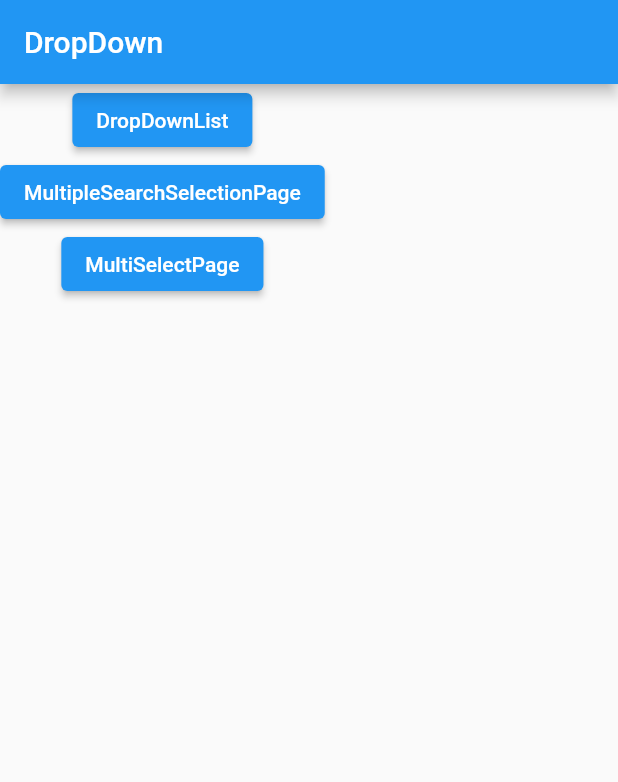
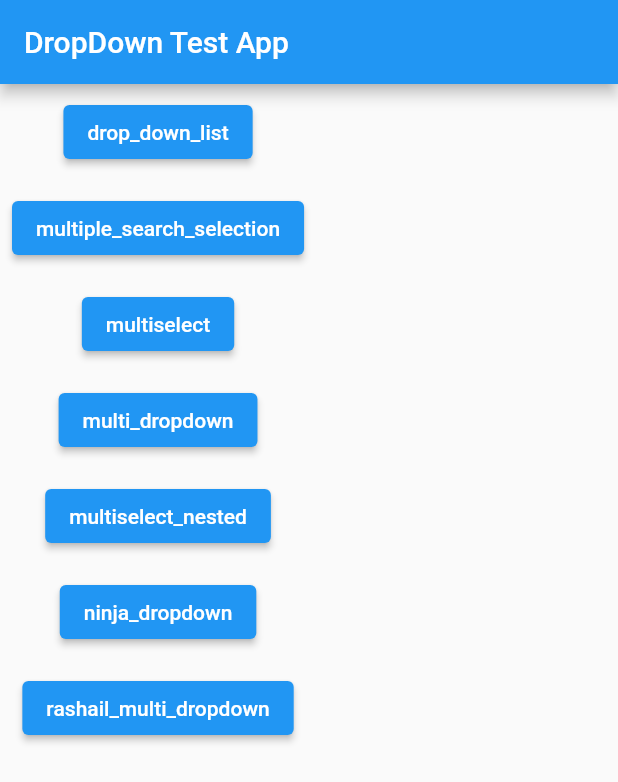
Before and after one commit to smarts-uz/flutter-drop-down-testapp, a Flutter app: the screen it shows after launch, on a phone screen of 412 x 824 dp. Shown: the top 782 px of the screen. Run offline on Flutter 3.47's test engine with Material 2 defaults, Android fonts, the phone set to English and light mode, and no system bars; our stand-ins replace flutter_dotenv, multi_dropdown, supabase_flutter; missing offline and left inert: drop_down_list, multiple_search_selection, multiselect, multiselect_nested, ninja_dropdown, rashail_multi_dropdown; accounts and stored records are empty.

Commit message:
refactored codebase

```diff
--- a/lib/main.dart
+++ b/lib/main.dart
@@ -1,10 +1,13 @@
+import 'package:drop_down_testapp/pages/drop_down_list.dart';
+import 'package:drop_down_testapp/pages/multi_dropdown.dart';
+import 'package:drop_down_testapp/pages/multiple_search_selection.dart';
+import 'package:drop_down_testapp/pages/multiselect.dart';
+import 'package:drop_down_testapp/pages/multiselect_nested.dart';
+import 'package:drop_down_testapp/pages/ninja_dropdown.dart';
+import 'package:drop_down_testapp/pages/rashail_multi_dropdown.dart';
 import 'package:flutter/material.dart';
 import 'package:flutter_dotenv/flutter_dotenv.dart';
 import 'package:supabase_flutter/supabase_flutter.dart';
-import 'drop_down_list.dart';
-import 'multi_dropdown.dart';
-import 'multiple_search_selection.dart';
-import 'multiselect.dart';
 
 final supabase = Supabase.instance.client;
 
@@ -26,7 +29,8 @@ class MyApp extends StatelessWidget {
   @override
   Widget build(BuildContext context) {
     return const MaterialApp(
-      title: 'Flutter Demo',
+      debugShowCheckedModeBanner: false,
+      title: 'Flutter Dropdown Demo',
       home: MyRealPage(),
     );
   }
@@ -39,39 +43,77 @@ class MyRealPage extends StatelessWidget {
   Widget build(BuildContext context) {
     return Scaffold(
       appBar: AppBar(
-        title: const Text('DropDown'),
+        title: const Text('DropDown Test App'),
       ),
-      body: Column(
+      body: Padding(
+        padding: const EdgeInsets.all(8.0),
+        child: Column(
           children: [
             ElevatedButton(
               onPressed: () {
                 Navigator.of(context).push(MaterialPageRoute(
-                builder: (context) => DropDownListExample(),
+                  builder: (context) => const DropDownListExample(),
                 ));
               },
-            child: const Text('DropDownList'),
+              child: const Text('drop_down_list'),
             ),
+            const SizedBox(height: 16),
             ElevatedButton(
               onPressed: () {
                 Navigator.of(context).push(MaterialPageRoute(
-                builder: (context) => const MultipleSearchSelectionPage(
-                  title: 'MultipleSearchSelectionPage',
-                ),
+                  builder: (context) => const MultipleSearchSelectionPage(),
                 ));
               },
-            child: const Text('MultipleSearchSelectionPage'),
+              child: const Text('multiple_search_selection'),
             ),
+            const SizedBox(height: 16),
             ElevatedButton(
               onPressed: () {
                 Navigator.of(context).push(MaterialPageRoute(
-                builder: (context) => const MultiSelectPage(
-                  title: 'MultiSelectPage',
-                ),
+                  builder: (context) => const MultiSelectPage(),
                 ));
               },
-            child: const Text('MultiSelectPage'),
+              child: const Text('multiselect'),
             ),
+            const SizedBox(height: 16),
+            ElevatedButton(
+              onPressed: () {
+                Navigator.of(context).push(MaterialPageRoute(
+                  builder: (context) => const MultiDropdownApp(),
+                ));
+              },
+              child: const Text('multi_dropdown'),
+            ),
+            const SizedBox(height: 16),
+            ElevatedButton(
+              onPressed: () {
+                Navigator.of(context).push(MaterialPageRoute(
+                  builder: (context) => const MultiSelectNestedPage(),
+                ));
+              },
+              child: const Text('multiselect_nested'),
+            ),
+            const SizedBox(height: 16),
+            ElevatedButton(
+              onPressed: () {
+                Navigator.of(context).push(MaterialPageRoute(
+                  builder: (context) => const NinjaDropdownApp(),
+                ));
+              },
+              child: const Text('ninja_dropdown'),
+            ),
+            const SizedBox(height: 16),
+            ElevatedButton(
+              onPressed: () {
+                Navigator.of(context).push(MaterialPageRoute(
+                  builder: (context) => const RashailMulitDropDown(),
+                ));
+              },
+              child: const Text('rashail_multi_dropdown'),
+            ),
+            const SizedBox(height: 16),
           ],
+        ),
       ),
     );
   }
--- a/lib/drop_down_list.dart
+++ b/lib/pages/drop_down_list.dart
@@ -1,10 +1,7 @@
 import 'package:drop_down_list/drop_down_list.dart';
 import 'package:drop_down_list/model/selected_list_item.dart';
+import 'package:drop_down_testapp/constants/constants.dart';
 import 'package:flutter/material.dart';
-
-import './drop_down_list_constand.dart';
-
-
 
 class DropDownListExample extends StatefulWidget {
   const DropDownListExample({
@@ -70,6 +67,7 @@ class _DropDownListExampleState extends State<DropDownListExample> {
   Widget build(BuildContext context) {
     return Scaffold(
       resizeToAvoidBottomInset: false,
+      appBar: AppBar(title: const Text('drop_down_list')),
       body: SafeArea(
         child: _mainBody(),
       ),
--- a/lib/multiple_search_selection.dart
+++ b/lib/pages/multiple_search_selection.dart
@@ -3,10 +3,9 @@ import 'package:multiple_search_selection/helpers/create_options.dart';
 import 'package:multiple_search_selection/multiple_search_selection.dart';
 
 class MultipleSearchSelectionPage extends StatefulWidget {
-  const MultipleSearchSelectionPage({Key? key, required this.title})
+  const MultipleSearchSelectionPage({Key? key})
       : super(key: key);
 
-  final String title;
 
   @override
   State<MultipleSearchSelectionPage> createState() =>
@@ -19,7 +18,7 @@ class _MultipleSearchSelectionPageState
   Widget build(BuildContext context) {
     return Scaffold(
       appBar: AppBar(
-        title: Text(widget.title),
+        title: const Text('multiple_search_selection'),
       ),
       body: MultipleSearchSelection<Country>.creatable(
         title: Padding(
--- a/lib/multiselect.dart
+++ b/lib/pages/multiselect.dart
@@ -2,9 +2,8 @@ import 'package:flutter/material.dart';
 import 'package:multiselect/multiselect.dart';
 
 class MultiSelectPage extends StatefulWidget {
-  const MultiSelectPage({super.key, required this.title});
+  const MultiSelectPage({super.key});
 
-  final String title;
 
   @override
   State<MultiSelectPage> createState() => _MultiSelectPageState();
@@ -24,6 +23,7 @@ class _MultiSelectPageState extends State<MultiSelectPage> {
   @override
   Widget build(BuildContext context) {
     return Scaffold(
+      appBar: AppBar(title: const Text('multiselect')),
         body: Center(
       child: Padding(
         padding: const EdgeInsets.all(20.0),
--- a/lib/multiselect_nested.dart
+++ b/lib/pages/multiselect_nested.dart
@@ -24,6 +24,7 @@ class _MultiSelectNestedPageState extends State<MultiSelectNestedPage> {
   @override
   Widget build(BuildContext context) {
     return Scaffold(
+      appBar: AppBar(title: const Text('multiselect_nested')),
       body: Padding(
         padding: const EdgeInsets.symmetric(horizontal: 15),
         child: Center(
--- a/lib/rashail_multi_dropdown.dart
+++ b/lib/pages/rashail_multi_dropdown.dart
@@ -1,12 +1,13 @@
 import 'package:flutter/material.dart';
 import 'package:rashail_multi_dropdown/rashail_multi_dropdown.dart';
 
-class RashailMulitDropDownPage extends StatelessWidget {
-  const RashailMulitDropDownPage({Key? key}) : super(key: key);
+class RashailMulitDropDown extends StatelessWidget {
+  const RashailMulitDropDown({Key? key}) : super(key: key);
 
   @override
   Widget build(BuildContext context) {
     return Scaffold(
+      appBar: AppBar(title: const Text('rashail_multi_dropdown')),
       body: SafeArea(
         child: Padding(
           padding: const EdgeInsets.all(8),
--- a/pubspec.yaml
+++ b/pubspec.yaml
@@ -21,6 +21,10 @@ dependencies:
   multi_dropdown: ^2.1.0
   drop_down_list: ^0.0.5
 
+  # dropdown_search
+  # dropdown_button2
+  # animated_custom_dropdown
+
   supabase_flutter: ^1.10.25
   flutter_dotenv: ^5.1.0
 
```
Also changed, not shown: lib/pages/multi_dropdown.dart (renamed from lib/multi_dropdown.dart, +9 -8 lines), lib/pages/ninja_dropdown.dart (renamed from lib/ninja_dropdown.dart, +5 -7 lines), lib/constants/constants.dart (renamed from lib/drop_down_list_constand.dart). Lines whose indentation alone changed are shown as unchanged.
